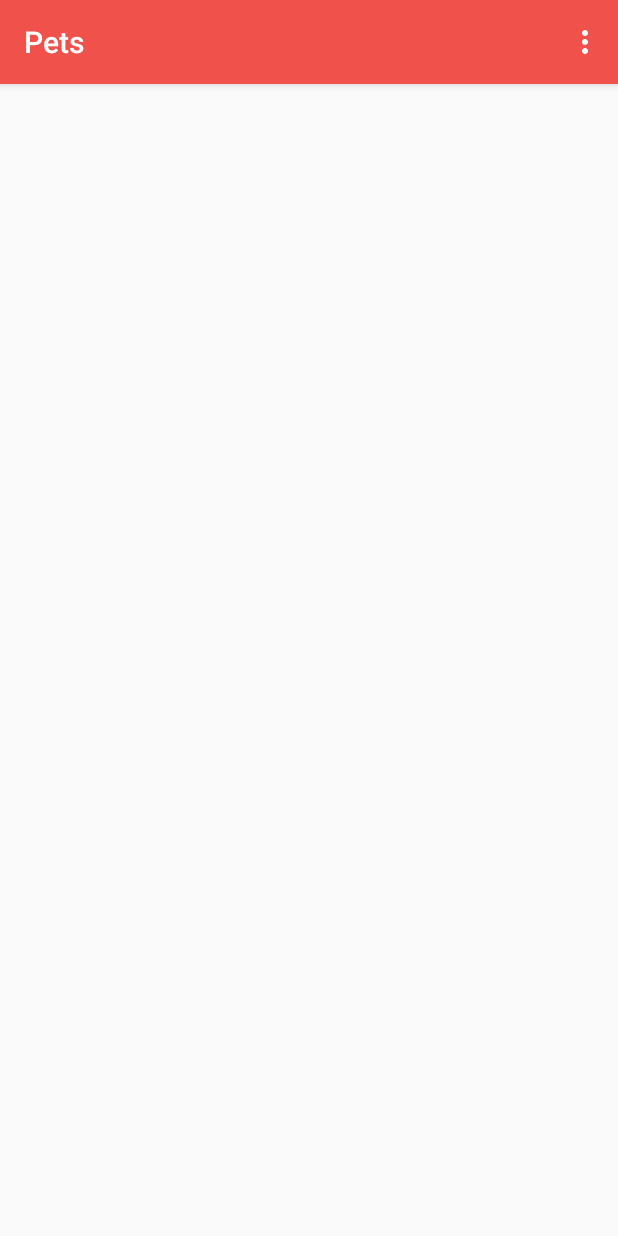
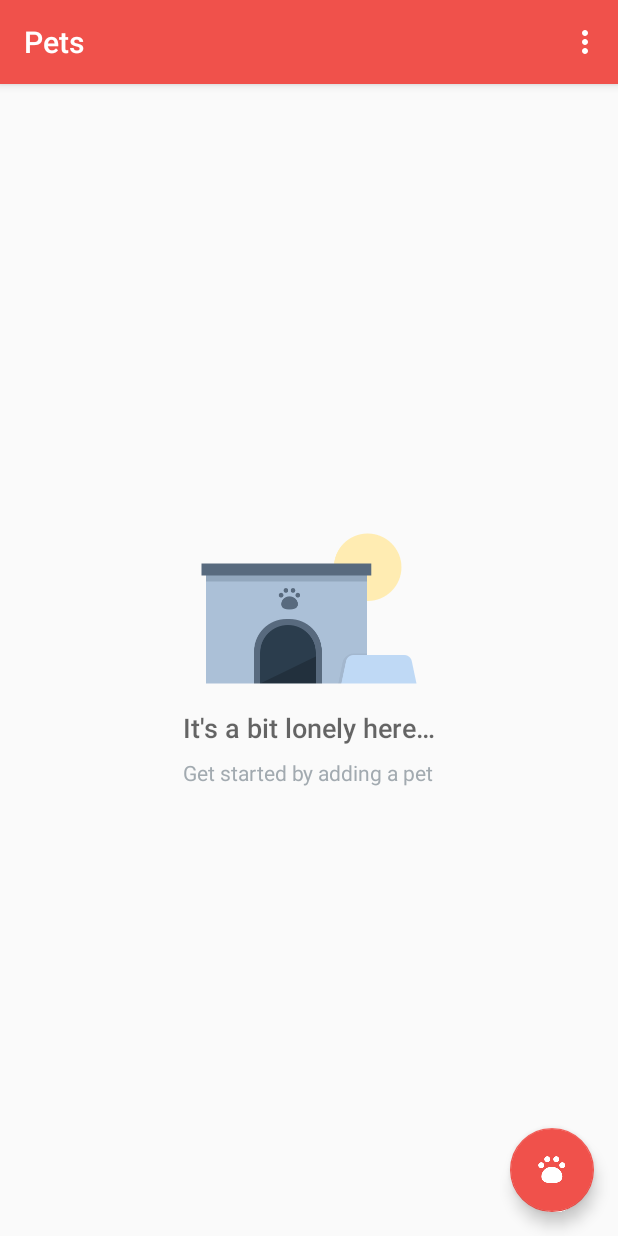
Before and after one commit to ZarifAhsan/PetsApp, an Android app: the screen it shows after launch (CatalogActivity), on a phone screen of 412 x 824 dp. Run offline under Robolectric (Android 15) with nearby library versions, the phone set to English and light mode, and no system bars.

Commit message:
error fixed and added empty activity

```diff
--- a/app/src/main/java/com/example/petsapp/CatalogActivity.java
+++ b/app/src/main/java/com/example/petsapp/CatalogActivity.java
@@ -40,7 +40,7 @@ public class CatalogActivity extends AppCompatActivity {
         super.onCreate(savedInstanceState);
         setContentView(R.layout.activity_catalog);
 
-        FloatingActionButton fab = (FloatingActionButton) findViewById(R.id.fab);
+        FloatingActionButton fab = findViewById(R.id.fab);
         fab.setOnClickListener(new View.OnClickListener() {
             @Override
             public void onClick(View view) {
@@ -49,8 +49,10 @@ public class CatalogActivity extends AppCompatActivity {
             }
         });
 
-        mDbHelper = new PetDbHelper(this);
-         displayDatabaseInfo();
+        ListView petListView = findViewById(R.id.list);
+
+        View emptyView = findViewById(R.id.empty_view);
+        petListView.setEmptyView(emptyView);
 
     }
 
--- a/app/src/main/res/layout/activity_catalog.xml
+++ b/app/src/main/res/layout/activity_catalog.xml
@@ -1,10 +1,62 @@
 <?xml version="1.0" encoding="utf-8"?>
-<ListView
+<RelativeLayout
     xmlns:android="http://schemas.android.com/apk/res/android"
     xmlns:tools="http://schemas.android.com/tools"
     android:layout_width="match_parent"
     android:layout_height="match_parent"
-    tools:context=".CatalogActivity"
-    android:id="@+id/list">
+    tools:context=".CatalogActivity">
 
-</ListView>
+
+    <ListView
+        android:id="@+id/list"
+        android:layout_width="match_parent"
+        android:layout_height="match_parent"/>
+
+    <!-- Empty view for the list -->
+    <RelativeLayout
+        android:id="@+id/empty_view"
+        android:layout_width="wrap_content"
+        android:layout_height="wrap_content"
+        android:layout_centerInParent="true">
+
+        <ImageView
+            android:id="@+id/empty_shelter_image"
+            android:layout_width="wrap_content"
+            android:layout_height="wrap_content"
+            android:layout_centerHorizontal="true"
+            android:src="@drawable/ic_empty_shelter"/>
+
+        <TextView
+            android:id="@+id/empty_title_text"
+            android:layout_width="wrap_content"
+            android:layout_height="wrap_content"
+            android:layout_below="@+id/empty_shelter_image"
+            android:layout_centerHorizontal="true"
+            android:fontFamily="sans-serif-medium"
+            android:paddingTop="16dp"
+            android:text="@string/empty_view_title_text"
+            android:textAppearance="?android:textAppearanceMedium"/>
+
+        <TextView
+            android:id="@+id/empty_subtitle_text"
+            android:layout_width="wrap_content"
+            android:layout_height="wrap_content"
+            android:layout_below="@+id/empty_title_text"
+            android:layout_centerHorizontal="true"
+            android:fontFamily="sans-serif"
+            android:paddingTop="8dp"
+            android:text="@string/empty_view_subtitle_text"
+            android:textAppearance="?android:textAppearanceSmall"
+            android:textColor="#A2AAB0"/>
+    </RelativeLayout>
+
+    <com.google.android.material.floatingactionbutton.FloatingActionButton
+        android:id="@+id/fab"
+        android:layout_width="wrap_content"
+        android:layout_height="wrap_content"
+        android:layout_alignParentBottom="true"
+        android:layout_alignParentEnd="true"
+        android:layout_margin="@dimen/fab_margin"
+        android:src="@drawable/ic_add_pet"/>
+
+</RelativeLayout>
--- a/app/src/main/res/values/strings.xml
+++ b/app/src/main/res/values/strings.xml
@@ -51,4 +51,10 @@
 
     <!-- Toast message in editor when new pet has failed to be inserted [CHAR LIMIT=NONE] -->
     <string name="editor_insert_pet_failed">Error with saving pet</string>
+
+    <!-- Title text for the empty view, which describes the empty dog house image [CHAR LIMIT=50] -->
+    <string name="empty_view_title_text">It\'s a bit lonely here…</string>
+
+    <!-- Subtitle text for the empty view that prompts the user to add a pet [CHAR LIMIT=50] -->
+    <string name="empty_view_subtitle_text">Get started by adding a pet</string>
 </resources>
```
